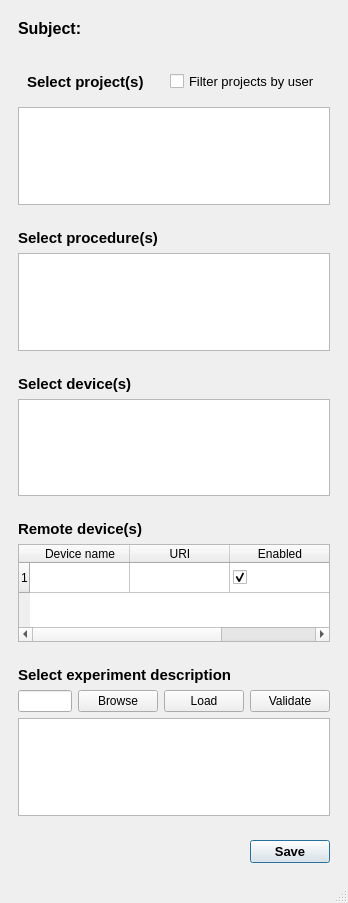
int-brain-lab/iblscripts, file deploy/project_procedure_gui/project_protocol_form.ui: the form before one commit.
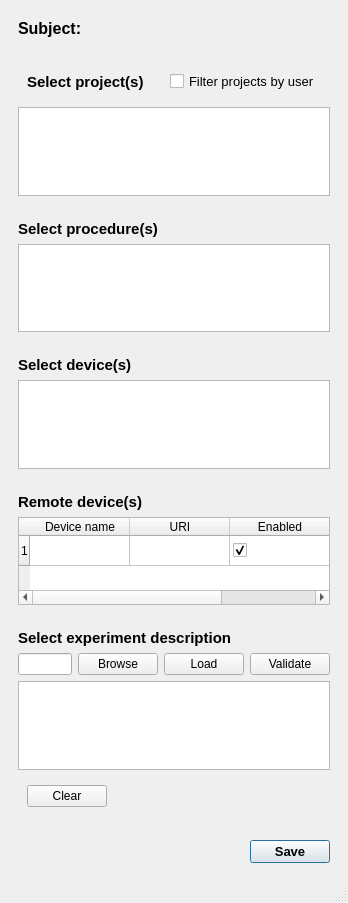
The form after the commit.

Commit message: changes to gui, extra device stubs

The edit to the form file:
```diff
--- a/deploy/project_procedure_gui/project_protocol_form.ui
+++ b/deploy/project_procedure_gui/project_protocol_form.ui
@@ -291,6 +291,32 @@
        <item>
         <widget class="QPlainTextEdit" name="plainTextEdit"/>
        </item>
+       <item>
+        <widget class="QWidget" name="widget_7" native="true">
+         <layout class="QHBoxLayout" name="horizontalLayout_4">
+          <item>
+           <widget class="QPushButton" name="clearButton">
+            <property name="text">
+             <string>Clear</string>
+            </property>
+           </widget>
+          </item>
+          <item>
+           <spacer name="horizontalSpacer_3">
+            <property name="orientation">
+             <enum>Qt::Horizontal</enum>
+            </property>
+            <property name="sizeHint" stdset="0">
+             <size>
+              <width>40</width>
+              <height>20</height>
+             </size>
+            </property>
+           </spacer>
+          </item>
+         </layout>
+        </widget>
+       </item>
       </layout>
      </widget>
     </item>
```
Left out of the diff: 2 changed lines with no effect on the pictures. The commit also changes 4 other files.
